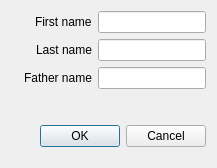
Old version of the form src/MainWindow/Person/addPersonDialog.ui in the repository Hryapusek/database-qt-gui-cpp.
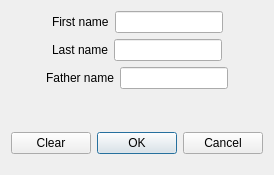
New version of the form.

Commit message: upd: clear button was added

Diff of the .ui file:
```diff
--- a/src/MainWindow/Person/addPersonDialog.ui
+++ b/src/MainWindow/Person/addPersonDialog.ui
@@ -9,8 +9,8 @@
    <rect>
     <x>0</x>
     <y>0</y>
-    <width>217</width>
-    <height>168</height>
+    <width>272</width>
+    <height>175</height>
    </rect>
   </property>
   <property name="windowTitle">
@@ -55,6 +55,19 @@
        </property>
       </widget>
      </item>
+     <item>
+      <spacer name="horizontalSpacer">
+       <property name="orientation">
+        <enum>Qt::Horizontal</enum>
+       </property>
+       <property name="sizeHint" stdset="0">
+        <size>
+         <width>40</width>
+         <height>20</height>
+        </size>
+       </property>
+      </spacer>
+     </item>
     </layout>
    </item>
    <item>
@@ -95,6 +108,19 @@
        </property>
       </widget>
      </item>
+     <item>
+      <spacer name="horizontalSpacer_2">
+       <property name="orientation">
+        <enum>Qt::Horizontal</enum>
+       </property>
+       <property name="sizeHint" stdset="0">
+        <size>
+         <width>40</width>
+         <height>20</height>
+        </size>
+       </property>
+      </spacer>
+     </item>
     </layout>
    </item>
    <item>
@@ -135,6 +161,19 @@
        </property>
       </widget>
      </item>
+     <item>
+      <spacer name="horizontalSpacer_3">
+       <property name="orientation">
+        <enum>Qt::Horizontal</enum>
+       </property>
+       <property name="sizeHint" stdset="0">
+        <size>
+         <width>40</width>
+         <height>20</height>
+        </size>
+       </property>
+      </spacer>
+     </item>
     </layout>
    </item>
    <item>
@@ -154,14 +193,28 @@
     </spacer>
    </item>
    <item>
-    <widget class="QDialogButtonBox" name="buttonBox">
-     <property name="orientation">
-      <enum>Qt::Horizontal</enum>
+    <layout class="QHBoxLayout" name="horizontalLayout">
+     <property name="topMargin">
+      <number>0</number>
      </property>
-     <property name="standardButtons">
-      <set>QDialogButtonBox::Cancel|QDialogButtonBox::Ok</set>
-     </property>
-    </widget>
+     <item>
+      <widget class="QPushButton" name="pushButton">
+       <property name="text">
+        <string>Clear</string>
+       </property>
+      </widget>
+     </item>
+     <item>
+      <widget class="QDialogButtonBox" name="buttonBox">
+       <property name="orientation">
+        <enum>Qt::Horizontal</enum>
+       </property>
+       <property name="standardButtons">
+        <set>QDialogButtonBox::Cancel|QDialogButtonBox::Ok</set>
+       </property>
+      </widget>
+     </item>
+    </layout>
    </item>
    <item>
     <spacer name="verticalSpacer_2">
```
Left out of the diff: 60 changed lines with no effect on the pictures. The commit also changes 9 other files.
